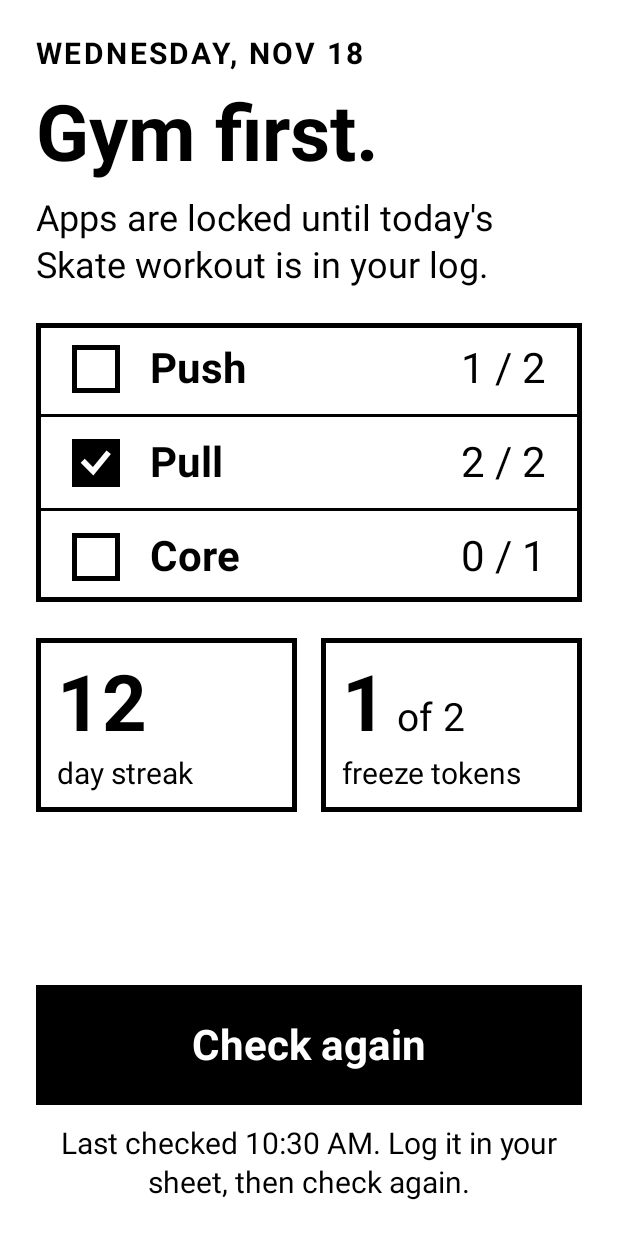
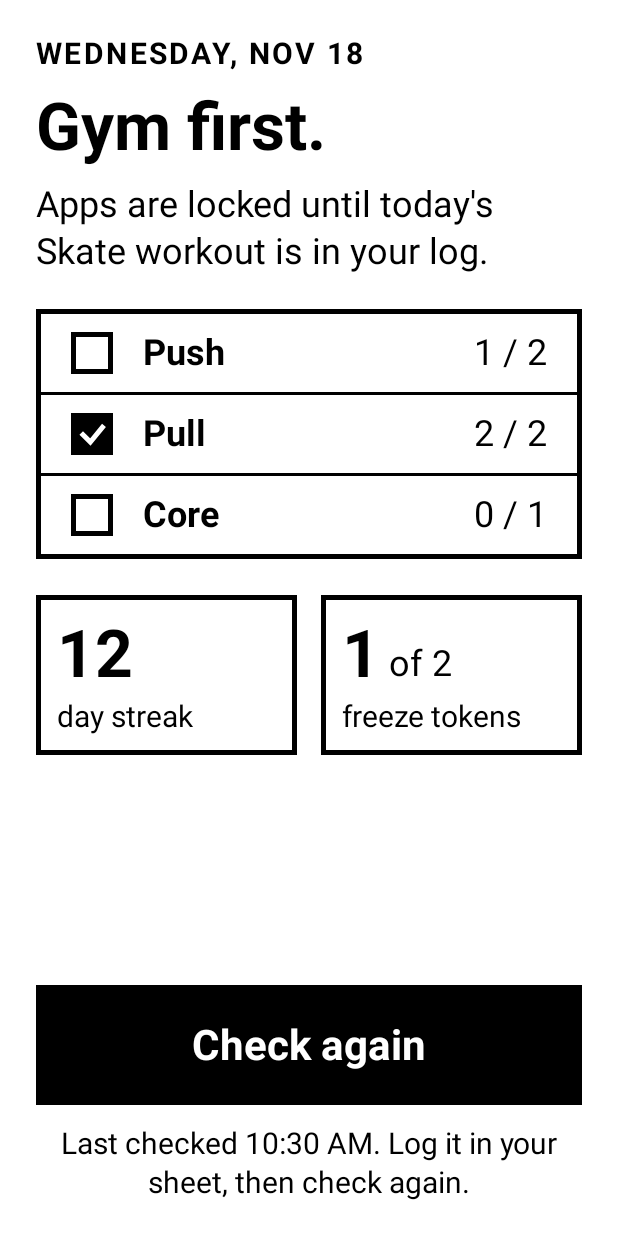
Before and after one commit to eldenmanking/tools, an Android app built with Jetpack Compose: the GateActivity screen opened directly, with no data from a screen before it, on a phone screen of 412 x 824 dp. Run offline under Robolectric (Android 15) with nearby library versions, the phone set to English and light mode, and no system bars.

Commit message:
Gym gate: long lists scroll in their own box; smaller type
The goals, week and allowlist lists take the space left over and
scroll inside their border when they don't fit, so the rest of the
screen never scrolls. Titles, goal rows and stat numbers are smaller.
The watcher logs each gate it starts, to trace a missed gate.

Co-Authored-By: Claude Opus 5.5 <noreply@anthropic.com>
Claude-Session: https://claude.ai/code/session_01Fs7QcMntU1M7hRKdLfEGaG

```diff
--- a/android/goals/app/src/main/kotlin/goals/app/ui/AllowlistScreen.kt
+++ b/android/goals/app/src/main/kotlin/goals/app/ui/AllowlistScreen.kt
@@ -17,7 +17,10 @@ fun AllowlistScreen(status: Status?) {
         if (apps.isEmpty()) {
             InkText("None yet.", bold = true)
         } else {
-            InkList(apps.map { pkg -> @Composable { InkText(pkg, size = 22.sp, modifier = Modifier.fillMaxWidth().padding(20.dp)) } })
+            InkList(
+                modifier = Modifier.weight(1f, fill = false),
+                rows = apps.map { pkg -> @Composable { InkText(pkg, size = 22.sp, modifier = Modifier.fillMaxWidth().padding(16.dp)) } },
+            )
         }
         InkText("This app, the launcher and Settings are always open. Picking apps comes in a later step.", size = 20.sp)
     }
--- a/android/goals/app/src/main/kotlin/goals/app/ui/GateScreen.kt
+++ b/android/goals/app/src/main/kotlin/goals/app/ui/GateScreen.kt
@@ -4,7 +4,6 @@ import androidx.compose.foundation.background
 import androidx.compose.foundation.layout.Arrangement
 import androidx.compose.foundation.layout.Column
 import androidx.compose.foundation.layout.Row
-import androidx.compose.foundation.layout.Spacer
 import androidx.compose.foundation.layout.fillMaxSize
 import androidx.compose.foundation.layout.fillMaxWidth
 import androidx.compose.foundation.layout.padding
@@ -39,7 +38,7 @@ fun GateScreen(
     ) {
         Column(verticalArrangement = Arrangement.spacedBy(12.dp)) {
             InkLabel(dayHeader(today))
-            InkText("Gym first.", size = 52.sp, bold = true)
+            InkText("Gym first.", size = 44.sp, bold = true)
             InkText(
                 if (unknownReason == null && status != null) {
                     "Apps are locked until today's ${status.workout} workout is in your log."
@@ -49,15 +48,16 @@ fun GateScreen(
             )
         }
 
-        if (unknownReason == null && status != null) GoalsList(status)
-        if (status != null) {
-            Row(horizontalArrangement = Arrangement.spacedBy(16.dp)) {
-                StatBox("${status.streak}", "day streak", Modifier.weight(1f))
-                StatBox("${status.tokens}", "freeze tokens", Modifier.weight(1f), suffix = " of $MAX_TOKENS")
+        // The goals take the space left over and scroll inside their box when there are many.
+        Column(Modifier.weight(1f), verticalArrangement = Arrangement.spacedBy(24.dp)) {
+            if (unknownReason == null && status != null) GoalsList(status, Modifier.weight(1f, fill = false))
+            if (status != null) {
+                Row(horizontalArrangement = Arrangement.spacedBy(16.dp)) {
+                    StatBox("${status.streak}", "day streak", Modifier.weight(1f))
+                    StatBox("${status.tokens}", "freeze tokens", Modifier.weight(1f), suffix = " of $MAX_TOKENS")
+                }
             }
         }
-
-        Spacer(Modifier.weight(1f))
 
         CheckButtons(status, checking, error, onCheckAgain, onDebugUnlock)
     }
@@ -65,19 +65,21 @@ fun GateScreen(
 
 /** Today's goals and progress, or a note when today's workout has no goals. */
 @Composable
-fun GoalsList(status: Status) {
+fun GoalsList(status: Status, modifier: Modifier = Modifier) {
     if (status.goalsProgress.isNotEmpty()) {
         InkList(
+            modifier = modifier,
+            rows =
             status.goalsProgress.map { g ->
                 @Composable {
                     Row(
-                        modifier = Modifier.fillMaxWidth().padding(horizontal = 24.dp, vertical = 14.dp),
+                        modifier = Modifier.fillMaxWidth().padding(horizontal = 20.dp, vertical = 12.dp),
                         horizontalArrangement = Arrangement.spacedBy(20.dp),
                         verticalAlignment = Alignment.CenterVertically,
                     ) {
-                        InkCheck(g.met)
-                        InkText(g.name, size = 28.sp, bold = true, modifier = Modifier.weight(1f))
-                        InkText(progressText(g), size = 28.sp)
+                        InkCheck(g.met, size = 28.dp)
+                        InkText(g.name, size = 24.sp, bold = true, modifier = Modifier.weight(1f))
+                        InkText(progressText(g), size = 24.sp)
                     }
                 }
             },
--- a/android/goals/app/src/main/kotlin/goals/app/ui/Ink.kt
+++ b/android/goals/app/src/main/kotlin/goals/app/ui/Ink.kt
@@ -2,6 +2,8 @@ package goals.app.ui
 
 import androidx.compose.foundation.Canvas
 import androidx.compose.foundation.background
+import androidx.compose.foundation.rememberScrollState
+import androidx.compose.foundation.verticalScroll
 import androidx.compose.foundation.border
 import androidx.compose.foundation.clickable
 import androidx.compose.foundation.layout.Arrangement
@@ -131,17 +133,20 @@ fun StatBox(value: String, label: String, modifier: Modifier = Modifier, suffix:
         verticalArrangement = Arrangement.spacedBy(4.dp),
     ) {
         Row(verticalAlignment = Alignment.Bottom) {
-            InkText(value, size = 52.sp, bold = true)
-            if (suffix != null) InkText(suffix, size = 26.sp, modifier = Modifier.padding(bottom = 6.dp))
+            InkText(value, size = 44.sp, bold = true)
+            if (suffix != null) InkText(suffix, size = 24.sp, modifier = Modifier.padding(bottom = 5.dp))
         }
         InkText(label, size = 20.sp)
     }
 }
 
-/** A bordered list; rows are separated by thin rules. */
+/**
+ * A bordered list; rows are separated by thin rules. When [modifier] limits its height (e.g.
+ * `weight(1f, fill = false)`), the rows scroll inside the border.
+ */
 @Composable
 fun InkList(rows: List<@Composable () -> Unit>, modifier: Modifier = Modifier) {
-    Column(modifier.fillMaxWidth().border(Ink.Rule, Ink.Black)) {
+    Column(modifier.fillMaxWidth().border(Ink.Rule, Ink.Black).padding(Ink.Rule).verticalScroll(rememberScrollState())) {
         rows.forEachIndexed { i, row ->
             if (i > 0) Box(Modifier.fillMaxWidth().height(Ink.ThinRule).background(Ink.Black))
             row()
--- a/android/goals/app/src/main/kotlin/goals/app/watch/WatchService.kt
+++ b/android/goals/app/src/main/kotlin/goals/app/watch/WatchService.kt
@@ -17,6 +17,7 @@ import android.os.Build
 import android.os.Handler
 import android.os.IBinder
 import android.os.Looper
+import android.util.Log
 import goals.app.GateActivity
 import goals.app.MainActivity
 import goals.app.Permissions
@@ -126,6 +127,7 @@ class WatchService : Service() {
         if (pkg != gatedPkg || now - gatedAt > REGATE_MS) {
             gatedPkg = pkg
             gatedAt = now
+            Log.i(TAG, "gating $pkg")
             startActivity(
                 Intent(this, GateActivity::class.java)
                     .addFlags(Intent.FLAG_ACTIVITY_NEW_TASK or Intent.FLAG_ACTIVITY_CLEAR_TOP),
@@ -182,6 +184,7 @@ class WatchService : Service() {
     }
 
     companion object {
+        private const val TAG = "GymGate"
         private const val CHANNEL = "status"
         private const val NOTIFICATION_ID = 1
         private const val POLL_MS = 1_000L
```
Also changed, not shown: android/goals/app/src/main/kotlin/goals/app/ui/HomeScreen.kt (+5 -5 lines), android/goals/app/src/main/kotlin/goals/app/ui/ScheduleScreen.kt (+5 -3 lines), 9 other files.
